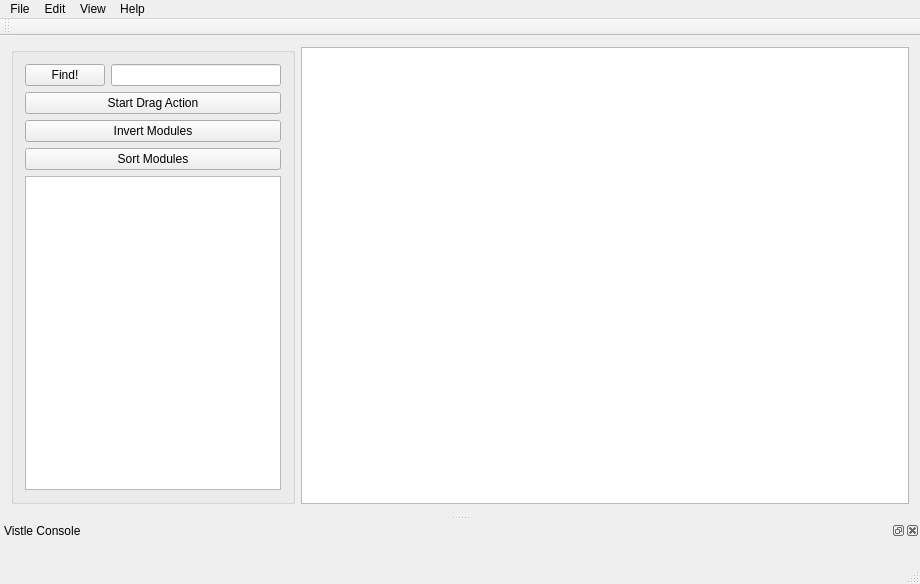
This is vistle/gui/mainwindow.ui in vistle/vistle as Qt 5 draws it before an edit. The edited form follows.
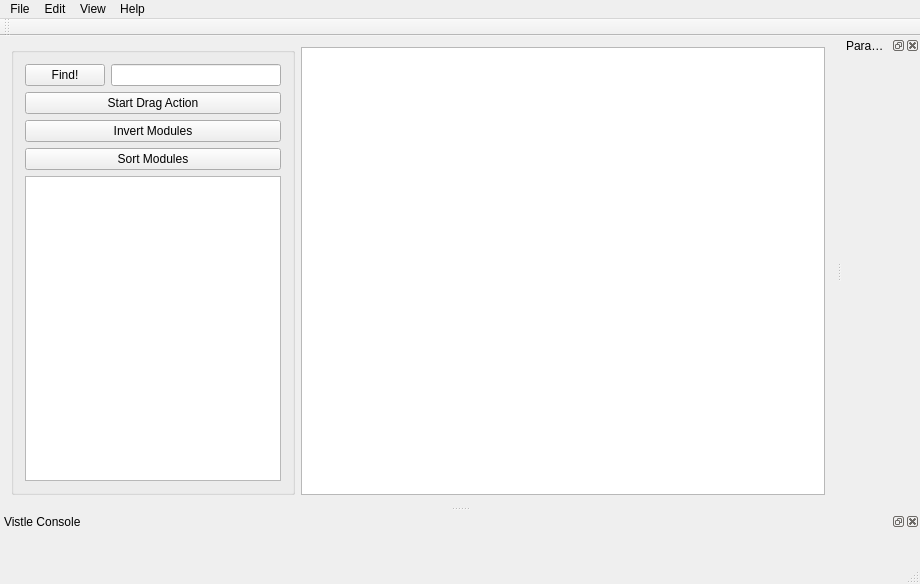
This is the edited form.

The edit to the form file:
```diff
--- a/vistle/gui/mainwindow.ui
+++ b/vistle/gui/mainwindow.ui
@@ -175,7 +175,7 @@
    <property name="minimumSize">
     <size>
      <width>78</width>
-     <height>25</height>
+     <height>50</height>
     </size>
    </property>
    <property name="maximumSize">
@@ -194,6 +194,38 @@
     <layout class="QHBoxLayout" name="horizontalLayout_2"/>
    </widget>
   </widget>
+  <widget class="QDockWidget" name="parameterWidget">
+   <property name="enabled">
+    <bool>true</bool>
+   </property>
+   <property name="sizePolicy">
+    <sizepolicy hsizetype="Preferred" vsizetype="MinimumExpanding">
+     <horstretch>0</horstretch>
+     <verstretch>0</verstretch>
+    </sizepolicy>
+   </property>
+   <property name="minimumSize">
+    <size>
+     <width>78</width>
+     <height>50</height>
+    </size>
+   </property>
+   <property name="maximumSize">
+    <size>
+     <width>524287</width>
+     <height>524287</height>
+    </size>
+   </property>
+   <property name="windowTitle">
+    <string>Parameters</string>
+   </property>
+   <attribute name="dockWidgetArea">
+    <number>2</number>
+   </attribute>
+   <widget class="QWidget" name="dockWidgetContents_4">
+    <layout class="QHBoxLayout" name="horizontalLayout_4"/>
+   </widget>
+  </widget>
   <widget class="QToolBar" name="toolBar">
    <property name="windowTitle">
     <string>toolBar</string>
```
